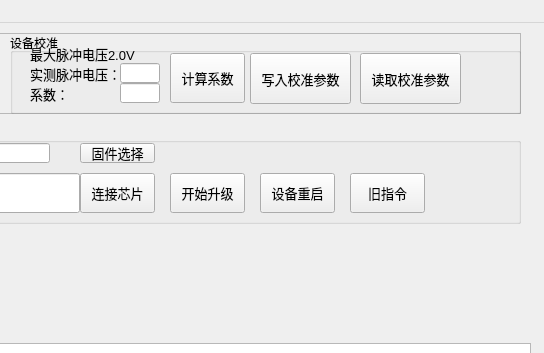
freeman-m/mcu_iap_tool, file mcu_iap/mainwindow.ui: the form before one commit; both pictures show x 480 to 1024 and y 0 to 353 of the 1024 by 768 pixel window.
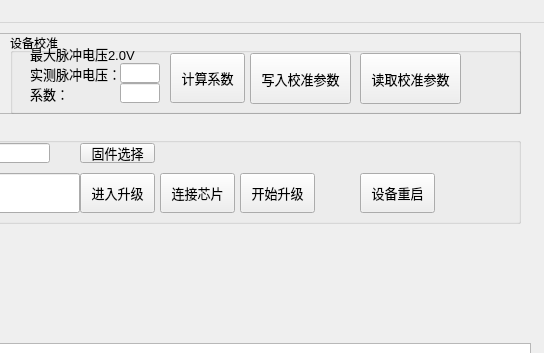
The form after the commit.

Commit message: 1. 调整升级相关按钮布局顺序，隐藏部分按钮 2. 修改校准电压 3. 关闭部分打印信息

Patch:
```diff
--- a/mcu_iap/mainwindow.ui
+++ b/mcu_iap/mainwindow.ui
@@ -167,42 +167,6 @@
      <number>0</number>
     </property>
    </widget>
-   <widget class="QPushButton" name="pushButton_start_updata">
-    <property name="geometry">
-     <rect>
-      <x>650</x>
-      <y>150</y>
-      <width>75</width>
-      <height>40</height>
-     </rect>
-    </property>
-    <property name="font">
-     <font>
-      <pointsize>10</pointsize>
-     </font>
-    </property>
-    <property name="text">
-     <string>开始升级</string>
-    </property>
-   </widget>
-   <widget class="QPushButton" name="pushButton_reset_mcu">
-    <property name="geometry">
-     <rect>
-      <x>740</x>
-      <y>150</y>
-      <width>75</width>
-      <height>40</height>
-     </rect>
-    </property>
-    <property name="font">
-     <font>
-      <pointsize>10</pointsize>
-     </font>
-    </property>
-    <property name="text">
-     <string>设备重启</string>
-    </property>
-   </widget>
    <widget class="QPushButton" name="pushButton_refresh">
     <property name="geometry">
      <rect>
@@ -234,42 +198,6 @@
      <string>串口设置</string>
     </property>
    </widget>
-   <widget class="QPushButton" name="pushButton_connect_mcu">
-    <property name="geometry">
-     <rect>
-      <x>560</x>
-      <y>150</y>
-      <width>75</width>
-      <height>40</height>
-     </rect>
-    </property>
-    <property name="font">
-     <font>
-      <pointsize>10</pointsize>
-     </font>
-    </property>
-    <property name="text">
-     <string>连接芯片</string>
-    </property>
-   </widget>
-   <widget class="QPushButton" name="pushButton_reset_mcu_2">
-    <property name="geometry">
-     <rect>
-      <x>830</x>
-      <y>150</y>
-      <width>75</width>
-      <height>40</height>
-     </rect>
-    </property>
-    <property name="font">
-     <font>
-      <pointsize>10</pointsize>
-     </font>
-    </property>
-    <property name="text">
-     <string>旧指令</string>
-    </property>
-   </widget>
    <widget class="QFrame" name="frame">
     <property name="geometry">
      <rect>
@@ -481,6 +409,81 @@
     <property name="title">
      <string>IAP升级</string>
     </property>
+    <widget class="QPushButton" name="pushButton_reset_mcu">
+     <property name="enabled">
+      <bool>true</bool>
+     </property>
+     <property name="geometry">
+      <rect>
+       <x>840</x>
+       <y>50</y>
+       <width>75</width>
+       <height>40</height>
+      </rect>
+     </property>
+     <property name="font">
+      <font>
+       <pointsize>10</pointsize>
+      </font>
+     </property>
+     <property name="text">
+      <string>设备重启</string>
+     </property>
+    </widget>
+    <widget class="QPushButton" name="pushButton_start_updata">
+     <property name="geometry">
+      <rect>
+       <x>720</x>
+       <y>50</y>
+       <width>75</width>
+       <height>40</height>
+      </rect>
+     </property>
+     <property name="font">
+      <font>
+       <pointsize>10</pointsize>
+      </font>
+     </property>
+     <property name="text">
+      <string>开始升级</string>
+     </property>
+    </widget>
+    <widget class="QPushButton" name="pushButton_connect_mcu">
+     <property name="geometry">
+      <rect>
+       <x>640</x>
+       <y>50</y>
+       <width>75</width>
+       <height>40</height>
+      </rect>
+     </property>
+     <property name="font">
+      <font>
+       <pointsize>10</pointsize>
+      </font>
+     </property>
+     <property name="text">
+      <string>连接芯片</string>
+     </property>
+    </widget>
+    <widget class="QPushButton" name="pushButton_reset_mcu_2">
+     <property name="geometry">
+      <rect>
+       <x>560</x>
+       <y>50</y>
+       <width>75</width>
+       <height>40</height>
+      </rect>
+     </property>
+     <property name="font">
+      <font>
+       <pointsize>10</pointsize>
+      </font>
+     </property>
+     <property name="text">
+      <string>进入升级</string>
+     </property>
+    </widget>
    </widget>
    <widget class="QPushButton" name="pushButton_get_info">
     <property name="geometry">
```
Left out of the diff: 7 changed lines with no effect on the pictures. The commit also changes 2 other files.
